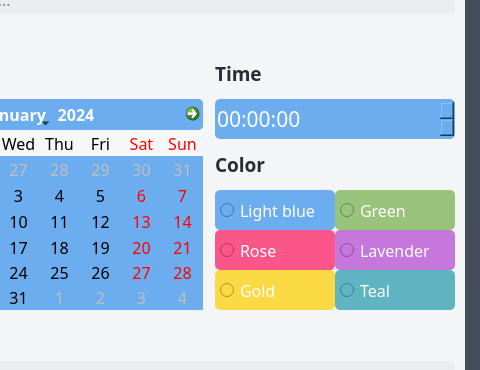
dulapahv/Kanbaru, file src/ui/card_description.ui: the form before one commit; both pictures show x 150 to 630 and y 150 to 520 of the 630 by 678 pixel window.
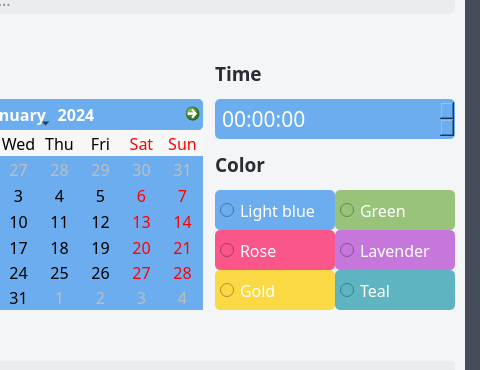
The form after the commit.

Diff of the .ui file:
```diff
--- a/src/ui/card_description.ui
+++ b/src/ui/card_description.ui
@@ -240,7 +240,8 @@
                  <cursorShape>PointingHandCursor</cursorShape>
                 </property>
                 <property name="styleSheet">
-                 <string notr="true">QTimeEdit {background-color: #6badee; color: #ffffff; border-radius: 5px}</string>
+                 <string notr="true">QTimeEdit {background-color: #6badee; color: #ffffff; border-radius: 5px; padding: 0px 5px 0px 5px;}
+QTimeEdit:focus {border-color: #000000; border-width: 1.5px; border-style: solid; padding: 0px 3px 0px 3px;}</string>
                 </property>
                 <property name="timeSpec">
                  <enum>Qt::LocalTime</enum>
@@ -468,7 +469,7 @@
                 <property name="sizeHint" stdset="0">
                  <size>
                   <width>20</width>
-                  <height>40</height>
+                  <height>0</height>
                  </size>
                 </property>
                </spacer>
```
Left out of the diff: 60 changed lines with no effect on the pictures.
